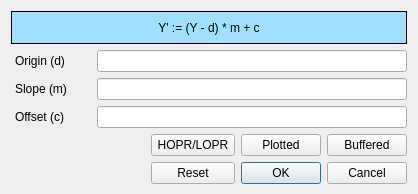
The window that framework/widgets/QEStripChart/QEStripChartAdjustPVDialog.ui (andrewrhyder/epicsqt) describes before a commit, drawn with Qt 5.
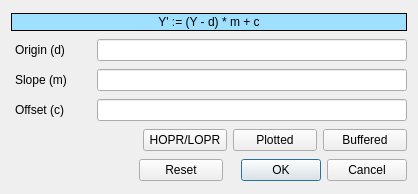
The same window after the commit.

Commit message: StripChart upgrrde - call up and use adjust dialig.

```diff
--- a/framework/widgets/QEStripChart/QEStripChartAdjustPVDialog.ui
+++ b/framework/widgets/QEStripChart/QEStripChartAdjustPVDialog.ui
@@ -31,6 +31,12 @@
         <height>18</height>
        </size>
       </property>
+      <property name="maximumSize">
+       <size>
+        <width>16777215</width>
+        <height>18</height>
+       </size>
+      </property>
       <property name="styleSheet">
        <string notr="true">QWidget  { background-color: #a0e0ff; }</string>
       </property>
@@ -170,6 +176,12 @@
           <height>0</height>
          </size>
         </property>
+        <property name="maximumSize">
+         <size>
+          <width>84</width>
+          <height>16777215</height>
+         </size>
+        </property>
         <property name="text">
          <string>HOPR/LOPR</string>
         </property>
@@ -177,6 +189,18 @@
       </item>
       <item>
        <widget class="QPushButton" name="plottedButton">
+        <property name="minimumSize">
+         <size>
+          <width>84</width>
+          <height>0</height>
+         </size>
+        </property>
+        <property name="maximumSize">
+         <size>
+          <width>84</width>
+          <height>16777215</height>
+         </size>
+        </property>
         <property name="text">
          <string>Plotted</string>
         </property>
@@ -184,6 +208,18 @@
       </item>
       <item>
        <widget class="QPushButton" name="bufferedButton">
+        <property name="minimumSize">
+         <size>
+          <width>84</width>
+          <height>0</height>
+         </size>
+        </property>
+        <property name="maximumSize">
+         <size>
+          <width>84</width>
+          <height>16777215</height>
+         </size>
+        </property>
         <property name="text">
          <string>Buffered</string>
         </property>
@@ -214,6 +250,12 @@
           <height>0</height>
          </size>
         </property>
+        <property name="maximumSize">
+         <size>
+          <width>84</width>
+          <height>16777215</height>
+         </size>
+        </property>
         <property name="text">
          <string>Reset</string>
         </property>
@@ -221,6 +263,18 @@
       </item>
       <item>
        <widget class="QDialogButtonBox" name="buttonBox">
+        <property name="minimumSize">
+         <size>
+          <width>178</width>
+          <height>0</height>
+         </size>
+        </property>
+        <property name="maximumSize">
+         <size>
+          <width>178</width>
+          <height>16777215</height>
+         </size>
+        </property>
         <property name="standardButtons">
          <set>QDialogButtonBox::Cancel|QDialogButtonBox::Ok</set>
         </property>
```
Left out of the diff: 2 changed lines with no effect on the pictures. The commit also changes 8 other files.
